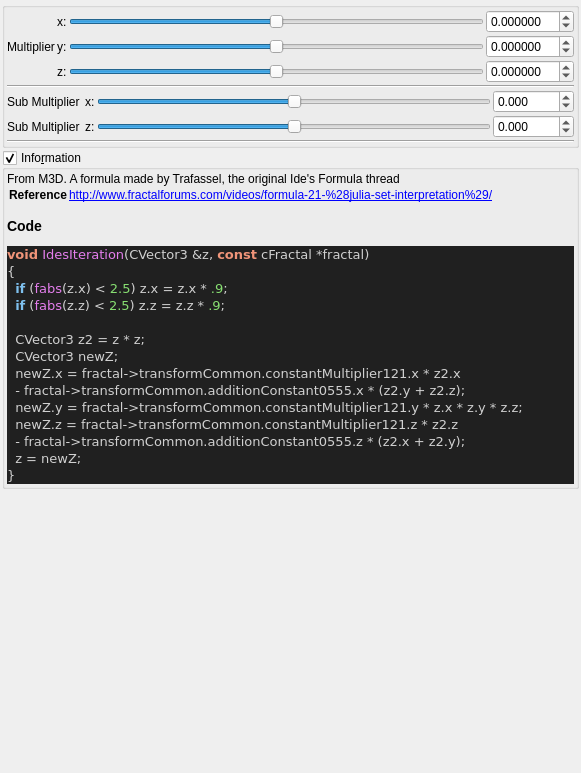
Old version of the form mandelbulber2/qt_data/fractal_ides.ui in the repository buddhi1980/mandelbulber2.
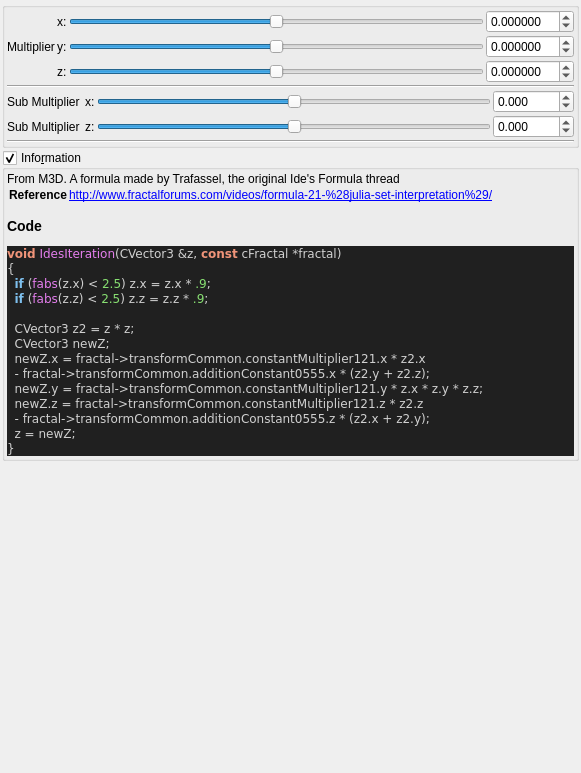
New version of the form. Custom widgets are drawn as their Qt base class.

What changed in the file:
```diff
--- a/mandelbulber2/qt_data/fractal_ides.ui
+++ b/mandelbulber2/qt_data/fractal_ides.ui
@@ -440,7 +440,7 @@
 &lt;title&gt;Source file&lt;/title&gt;
 &lt;/head&gt;
 &lt;body style=&quot;background-color:#202020&quot;&gt;
-&lt;pre style=&quot;color:#d0d0d0; background-color:#202020; font-size:10pt; font-family:'Courier New';&quot;&gt;&lt;span style=&quot;color:#f09479; font-weight:bold&quot;&gt;void&lt;/span&gt; &lt;span style=&quot;color:#e47eed&quot;&gt;IdesIteration&lt;/span&gt;&lt;span style=&quot;color:#d0d0d0&quot;&gt;(&lt;/span&gt;CVector3 &lt;span style=&quot;color:#d0d0d0&quot;&gt;&amp;amp;&lt;/span&gt;z&lt;span style=&quot;color:#d0d0d0&quot;&gt;,&lt;/span&gt; &lt;span style=&quot;color:#f09479; font-weight:bold&quot;&gt;const&lt;/span&gt; cFractal &lt;span style=&quot;color:#d0d0d0&quot;&gt;*&lt;/span&gt;fractal&lt;span style=&quot;color:#d0d0d0&quot;&gt;)&lt;/span&gt;
+&lt;pre style=&quot;color:#d0d0d0; background-color:#202020;  font-family:'Courier New';&quot;&gt;&lt;span style=&quot;color:#f09479; font-weight:bold&quot;&gt;void&lt;/span&gt; &lt;span style=&quot;color:#e47eed&quot;&gt;IdesIteration&lt;/span&gt;&lt;span style=&quot;color:#d0d0d0&quot;&gt;(&lt;/span&gt;CVector3 &lt;span style=&quot;color:#d0d0d0&quot;&gt;&amp;amp;&lt;/span&gt;z&lt;span style=&quot;color:#d0d0d0&quot;&gt;,&lt;/span&gt; &lt;span style=&quot;color:#f09479; font-weight:bold&quot;&gt;const&lt;/span&gt; cFractal &lt;span style=&quot;color:#d0d0d0&quot;&gt;*&lt;/span&gt;fractal&lt;span style=&quot;color:#d0d0d0&quot;&gt;)&lt;/span&gt;
 &lt;span style=&quot;color:#d0d0d0&quot;&gt;{&lt;/span&gt;
   &lt;span style=&quot;color:#7ec0ee; font-weight:bold&quot;&gt;if&lt;/span&gt; &lt;span style=&quot;color:#d0d0d0&quot;&gt;(&lt;/span&gt;&lt;span style=&quot;color:#e47eed&quot;&gt;fabs&lt;/span&gt;&lt;span style=&quot;color:#d0d0d0&quot;&gt;(&lt;/span&gt;z&lt;span style=&quot;color:#d0d0d0&quot;&gt;.&lt;/span&gt;x&lt;span style=&quot;color:#d0d0d0&quot;&gt;) &amp;lt;&lt;/span&gt; &lt;span style=&quot;color:#87df71&quot;&gt;2.5&lt;/span&gt;&lt;span style=&quot;color:#d0d0d0&quot;&gt;)&lt;/span&gt; z&lt;span style=&quot;color:#d0d0d0&quot;&gt;.&lt;/span&gt;x &lt;span style=&quot;color:#d0d0d0&quot;&gt;=&lt;/span&gt; z&lt;span style=&quot;color:#d0d0d0&quot;&gt;.&lt;/span&gt;x &lt;span style=&quot;color:#d0d0d0&quot;&gt;*&lt;/span&gt; &lt;span style=&quot;color:#87df71&quot;&gt;.9&lt;/span&gt;&lt;span style=&quot;color:#d0d0d0&quot;&gt;;&lt;/span&gt;
   &lt;span style=&quot;color:#7ec0ee; font-weight:bold&quot;&gt;if&lt;/span&gt; &lt;span style=&quot;color:#d0d0d0&quot;&gt;(&lt;/span&gt;&lt;span style=&quot;color:#e47eed&quot;&gt;fabs&lt;/span&gt;&lt;span style=&quot;color:#d0d0d0&quot;&gt;(&lt;/span&gt;z&lt;span style=&quot;color:#d0d0d0&quot;&gt;.&lt;/span&gt;z&lt;span style=&quot;color:#d0d0d0&quot;&gt;) &amp;lt;&lt;/span&gt; &lt;span style=&quot;color:#87df71&quot;&gt;2.5&lt;/span&gt;&lt;span style=&quot;color:#d0d0d0&quot;&gt;)&lt;/span&gt; z&lt;span style=&quot;color:#d0d0d0&quot;&gt;.&lt;/span&gt;z &lt;span style=&quot;color:#d0d0d0&quot;&gt;=&lt;/span&gt; z&lt;span style=&quot;color:#d0d0d0&quot;&gt;.&lt;/span&gt;z &lt;span style=&quot;color:#d0d0d0&quot;&gt;*&lt;/span&gt; &lt;span style=&quot;color:#87df71&quot;&gt;.9&lt;/span&gt;&lt;span style=&quot;color:#d0d0d0&quot;&gt;;&lt;/span&gt;
```
